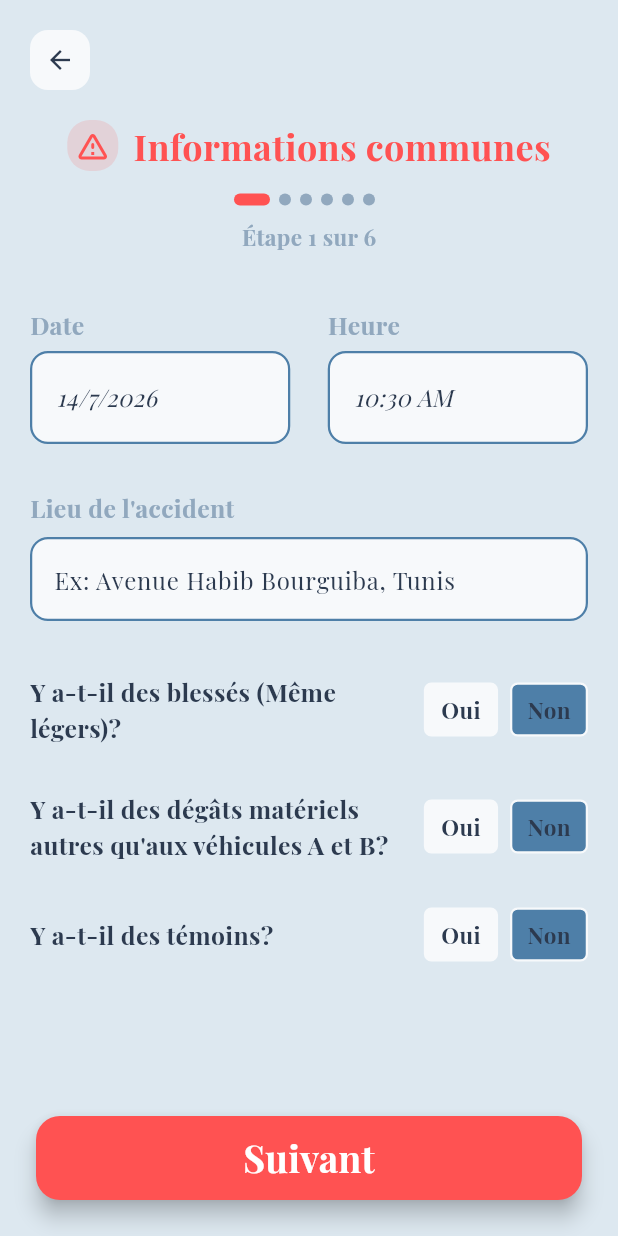
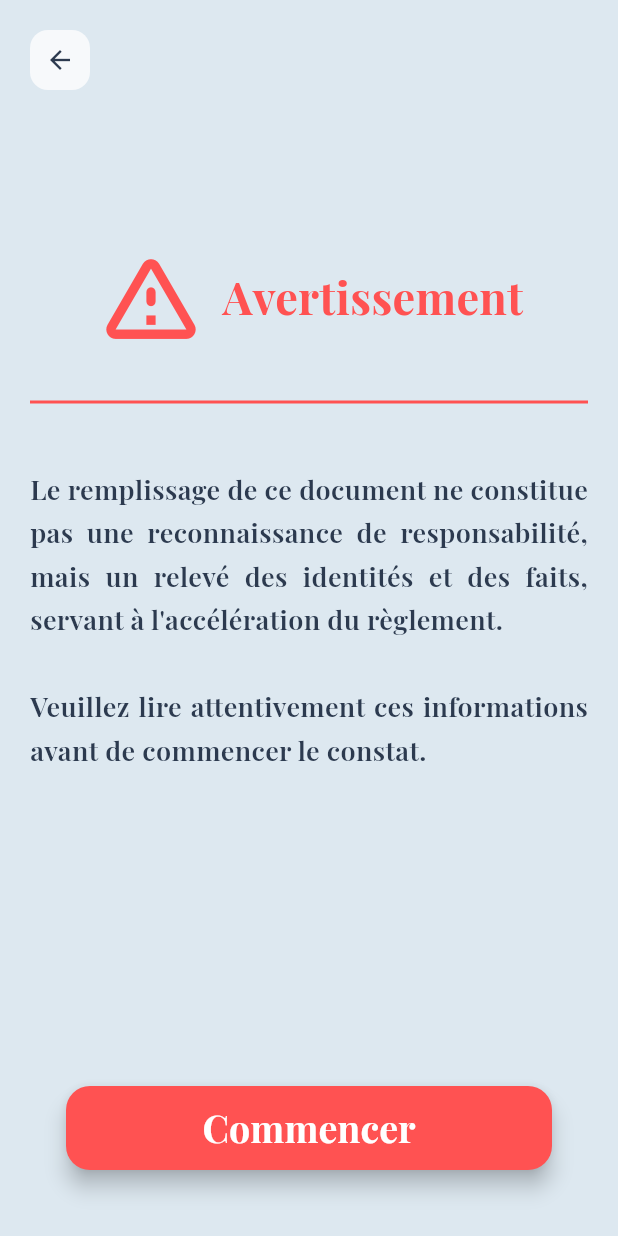
Before and after one commit to ErijBelaanes/constat-amiable-numerique, a Flutter app: the screen it shows after launch, after a tap on "Commencer", on a phone screen of 412 x 824 dp. Run offline on Flutter 3.47's test engine with Material 3 defaults, Android fonts, the phone set to English and light mode, and no system bars.

Commit message:
Ajout d'un écran d'avertissement avant le début du constat

```diff
--- a/lib/ecrans/ecran_accueil.dart
+++ b/lib/ecrans/ecran_accueil.dart
@@ -87,7 +87,7 @@ class EcranAccueil extends StatelessWidget{
                   height: 56,  //Bouton d'hauteur fixe
                   child: ElevatedButton(
                     onPressed: (){
-                      Navigator.pushNamed(context, '/accident');
+                      Navigator.pushNamed(context, '/avertissement');
                     },
                     style: ElevatedButton.styleFrom(
                       backgroundColor: CouleursApp.titre,
--- a/lib/ecrans/ecran_avertissement.dart
+++ b/lib/ecrans/ecran_avertissement.dart
@@ -0,0 +1,122 @@
+import 'package:flutter/material.dart';
+import 'package:provider/provider.dart';
+import '../providers/constat_provider.dart';
+import '../theme/couleurs.dart';
+import '../widgets/bouton_retour.dart';
+
+class EcranAvertissement extends StatelessWidget {
+  const EcranAvertissement({
+    super.key,
+  });
+
+  @override
+  Widget build(BuildContext context) {
+    final provider = context.read<ConstatProvider>();
+    final estFrancais = provider.estFrancais;
+
+    return Directionality(
+      textDirection: estFrancais ? TextDirection.ltr : TextDirection.rtl,
+      child: Scaffold(
+        backgroundColor: CouleursApp.fond,
+        body: SafeArea(
+          child: Padding(
+            padding: const EdgeInsets.all(20),
+            child: Stack(
+              children: [
+                Column(
+                  children: [
+                    Align(
+                      alignment: estFrancais ? Alignment.centerLeft : Alignment
+                          .centerRight,
+                      child: BoutonRetour(estFrancais: estFrancais),
+                    ),
+                    const SizedBox(height: 100),
+                    Row(
+                      mainAxisAlignment: MainAxisAlignment.center,
+                      children: [
+                        //Icone d'alerte
+                        Icon(
+                          Icons.warning_amber_rounded,
+                          size: 75,
+                          color: CouleursApp.alerte,
+                        ),
+                        const SizedBox(width: 10),
+                        //Titre
+                        Text(
+                          estFrancais ? 'Avertissement' : 'تنبيه',
+                          style: TextStyle(
+                            fontFamily: estFrancais
+                                ? 'PlayfairDisplay'
+                                : 'NotoNaskhArabic',
+                            color: CouleursApp.alerte,
+                            fontSize: 30,
+                            fontWeight: FontWeight.bold,
+                          ),
+                        ),
+                      ],
+                    ),
+                    const SizedBox(height: 25),
+                    const Divider(
+                      color: CouleursApp.alerte,
+                      thickness: 2,
+                    ),
+                    const SizedBox(height: 35),
+                    //Texte d'avertissement
+                    Text(
+                      estFrancais
+                          ? "Le remplissage de ce document ne constitue pas une reconnaissance de responsabilité, mais un relevé des identités et des faits, servant à l'accélération du règlement.\n\nVeuillez lire attentivement ces informations avant de commencer le constat."
+                          : "إن تعبئة هذه الوثيقة لا تُعد اعترافًا بالمسؤولية، وإنما هي تسجيل لهوية الأطراف والوقائع، بهدف تسريع إجراءات التسوية.\n\nيرجى قراءة هذه المعلومات بعناية قبل البدء في تعبئة محضر الحادث.",
+                      textAlign: TextAlign.justify,
+                      style: TextStyle(
+                        fontFamily: estFrancais
+                            ? 'PlayfairDisplay'
+                            : 'NotoNaskhArabic',
+                        color: CouleursApp.texte,
+                        fontWeight: FontWeight.w600,
+                        fontSize: 18,
+                        height: 1.6,
+                      ),
+                    ),
+                  ],
+                ),
+
+                // Bouton Commencer
+                Positioned(
+                  left: 24,
+                  right: 24,
+                  bottom: 24,
+                  child: SizedBox(
+                    height: 56,
+                    child: ElevatedButton(
+                      onPressed: () {
+                        Navigator.pushReplacementNamed(context, '/accident');
+                      },
+                      style: ElevatedButton.styleFrom(
+                        backgroundColor: CouleursApp.alerte,
+                        shape: RoundedRectangleBorder(
+                          borderRadius: BorderRadius.circular(16),
+                        ),
+                        elevation: 6,
+                      ),
+                      child: Text(
+                        estFrancais ? 'Commencer' : 'ابدأ',
+                        style: TextStyle(
+                          color: Colors.white,
+                          fontSize: 25,
+                          fontWeight: FontWeight.bold,
+                          fontFamily: estFrancais
+                              ? 'PlayfairDisplay'
+                              : 'NotoNaskhArabic',
+                        ),
+                      ),
+                    ),
+                  ),
+                ),
+              ],
+            ),
+          ),
+        ),
+      ),
+    );
+  }
+}
--- a/lib/main.dart
+++ b/lib/main.dart
@@ -5,6 +5,7 @@ import 'ecrans/ecran_accueil.dart';
 import 'ecrans/ecran_accident.dart';
 import 'ecrans/ecran_vehicule.dart';
 import 'ecrans/ecran_logo.dart';
+import 'ecrans/ecran_avertissement.dart';
 
 void main(){
   runApp(const ConstatApp());
@@ -27,7 +28,7 @@ class ConstatApp extends StatelessWidget{
         routes: {
           '/': (context) => const EcranLogo(),
           '/accueil': (context) => const EcranAccueil(),
-          // '/avertissement': (context) => const EcranAvertissement(),
+          '/avertissement': (context) => const EcranAvertissement(),
           '/accident': (context) => const EcranAccident(),
           // '/vehiculeA': (context) => const EcranVehicule(nomVehicule: 'A'),
           // '/vehiculeB': (context) => const EcranVehicule(nomVehicule: 'B'),
```
